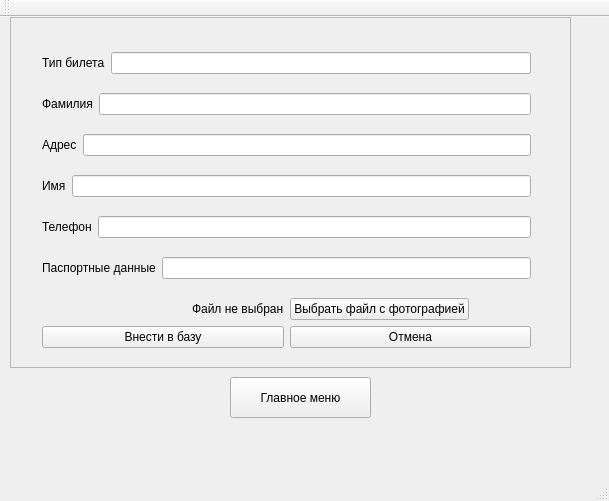
The window that ui/mainwindow.ui (minmaxv/leti_library_qt) describes before a commit, drawn with Qt 5.
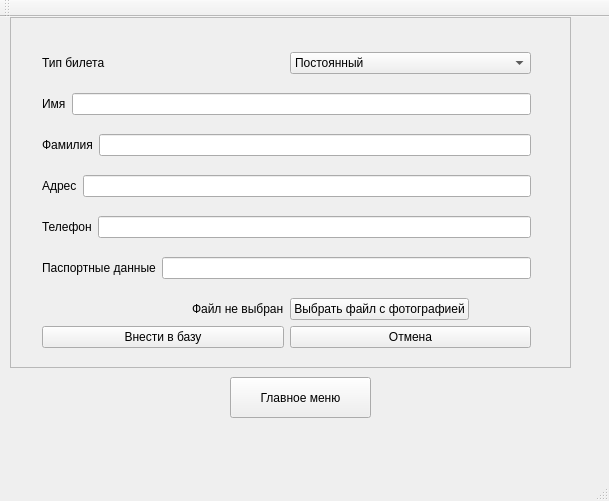
The same window after the commit. The open tabs and pages were chosen to show the change.

Commit message: Resolve card_type TODO

What changed in the file:
```diff
--- a/ui/mainwindow.ui
+++ b/ui/mainwindow.ui
@@ -145,7 +145,37 @@
             </widget>
            </item>
            <item>
-            <widget class="QLineEdit" name="card_type"/>
+            <widget class="QComboBox" name="card_type">
+             <item>
+              <property name="text">
+               <string>Постоянный</string>
+              </property>
+             </item>
+             <item>
+              <property name="text">
+               <string>Разовый</string>
+              </property>
+             </item>
+             <item>
+              <property name="text">
+               <string>Временный</string>
+              </property>
+             </item>
+            </widget>
+           </item>
+          </layout>
+         </item>
+         <item>
+          <layout class="QHBoxLayout" name="horizontalLayout_10">
+           <item>
+            <widget class="QLabel" name="label_7">
+             <property name="text">
+              <string>Имя</string>
+             </property>
+            </widget>
+           </item>
+           <item>
+            <widget class="QLineEdit" name="first_name"/>
            </item>
           </layout>
          </item>
@@ -177,20 +207,6 @@
            </item>
           </layout>
          </item>
-         <item>
-          <layout class="QHBoxLayout" name="horizontalLayout_3">
-           <item>
-            <widget class="QLabel" name="label_2">
-             <property name="text">
-              <string>Имя</string>
-             </property>
-            </widget>
-           </item>
-           <item>
-            <widget class="QLineEdit" name="first_name"/>
-           </item>
-          </layout>
-         </item>
          <item>
           <layout class="QHBoxLayout" name="horizontalLayout_5">
            <item>
```
Left out of the diff: 4 changed lines with no effect on the pictures. The commit also changes 1 other file.
